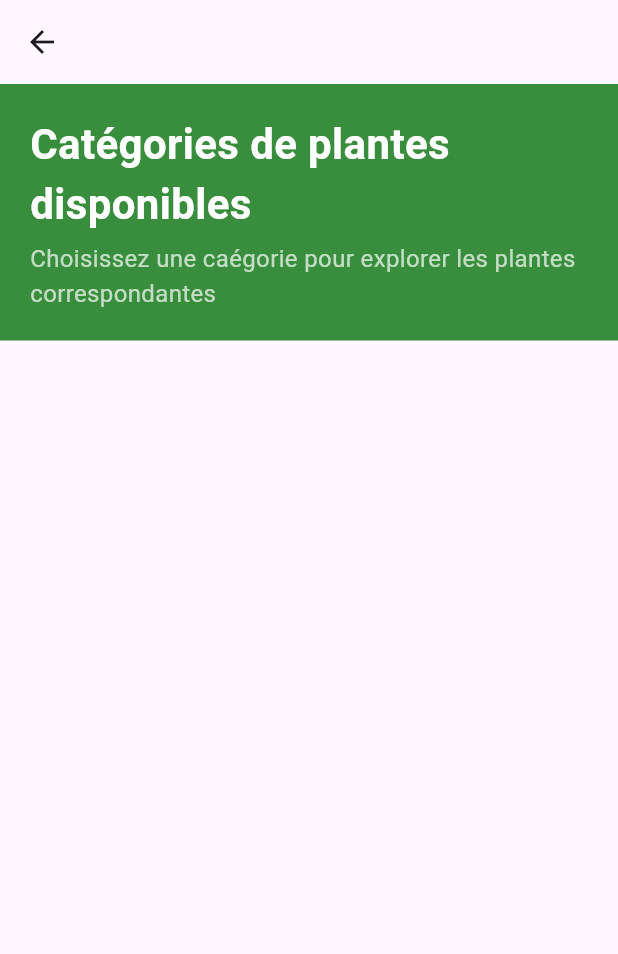
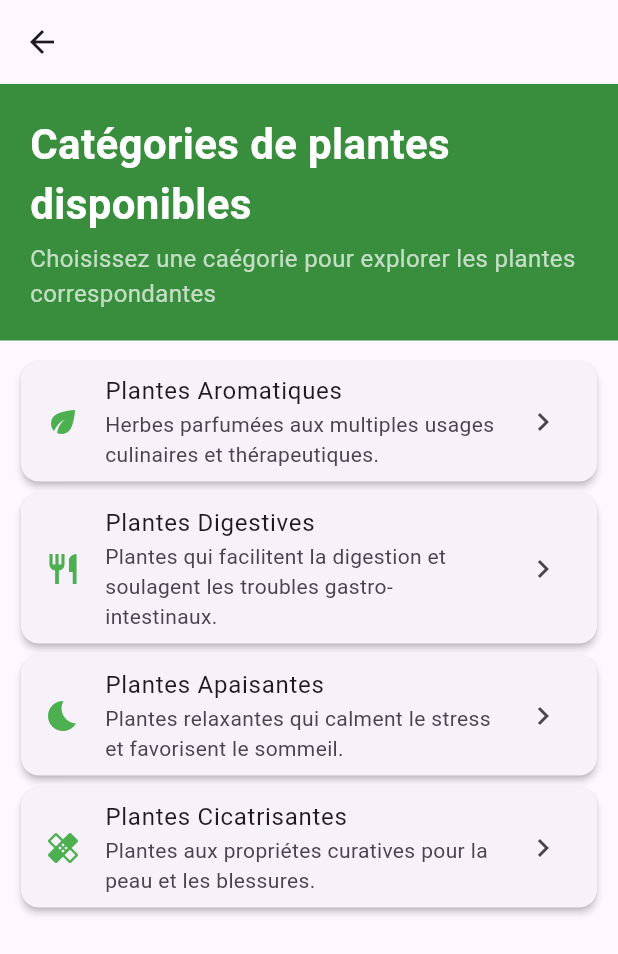
Before and after one commit to ktapsoba14-byte/application-mobile, a Flutter app: the Categorie screen opened directly, on a phone screen of 412 x 824 dp. Shown: the top 954 px of the screen. Run offline on Flutter 3.47's test engine with Material 3 defaults, Android fonts, the phone set to English and light mode, and no system bars.

Commit message:
Ajout des icons termines

```diff
--- a/lib/pages/categorie.dart
+++ b/lib/pages/categorie.dart
@@ -13,25 +13,25 @@ class _CategorieState extends State<Categorie> {
       "titre": "Plantes Aromatiques",
       "description":
           "Herbes parfumées aux multiples usages culinaires et thérapeutiques.",
-      "icon": "eco",
+      "icon": Icons.eco,
     },
     {
       "titre": "Plantes Digestives",
       "description":
           "Plantes qui facilitent la digestion et soulagent les troubles gastro-intestinaux.",
-      "icon": Icons.eco,
+      "icon": Icons.restaurant,
     },
     {
       "titre": "Plantes Apaisantes",
       "description":
           "Plantes relaxantes qui calment le stress et favorisent le sommeil.",
-      "icon": Icons.eco,
+      "icon": Icons.bedtime,
     },
     {
       "titre": "Plantes Cicatrisantes",
       "description":
           "Plantes aux propriétes curatives pour la peau et les blessures.",
-      "icon": Icons.eco,
+      "icon": Icons.healing,
     },
   ];
 
@@ -65,7 +65,28 @@ class _CategorieState extends State<Categorie> {
                 )
               ],
             ),
-          )
+          ),
+          Expanded(
+              child: ListView.builder(
+            padding: const EdgeInsets.all(10),
+            itemCount: categories.length,
+            itemBuilder: (context, index) {
+              final categorie = categories[index];
+              final titre = categorie['titre'];
+              final description = categorie['description'];
+              final icon = categorie['icon'];
+              return Card(
+                elevation: 2,
+                child: ListTile(
+                  leading: Icon(icon as IconData, color: Colors.green),
+                  title: Text('$titre'),
+                  subtitle: Text('$description'),
+                  trailing: const Icon(Icons.chevron_right),
+                  onTap: () {},
+                ),
+              );
+            },
+          ))
         ],
       ),
     );
```
